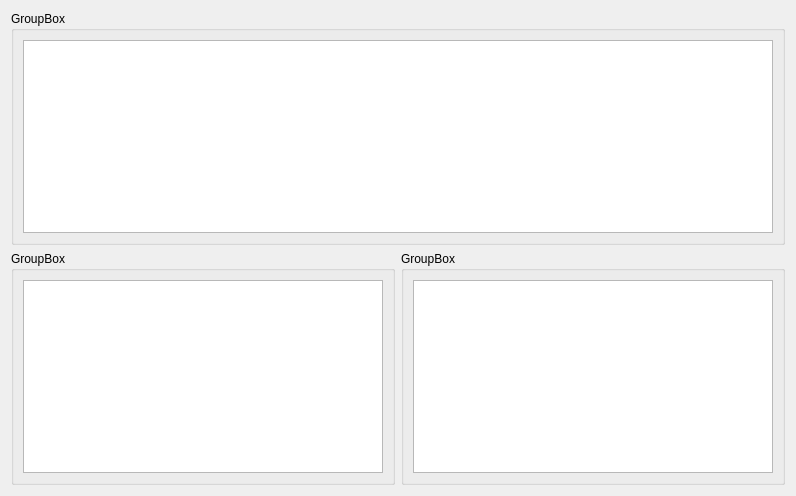
Before: the Qt Designer form invicoliqpyqt/view/table_siif.ui in fscorrales/invicoliqpyqt, drawn with Qt 5.
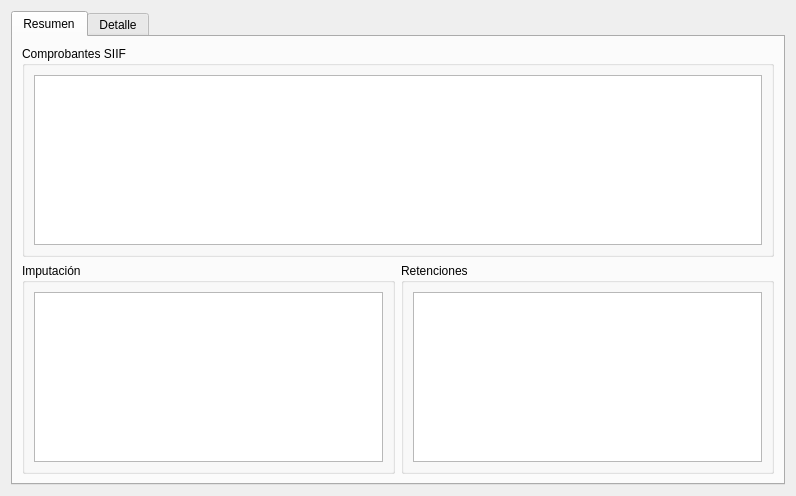
After: the same form once the commit is applied.

Commit message: feat: add tabpanel to table_siif window

Diff of the .ui file:
```diff
--- a/invicoliqpyqt/view/table_siif.ui
+++ b/invicoliqpyqt/view/table_siif.ui
@@ -14,7 +14,17 @@
    <string>Comprobantes SIIF</string>
   </property>
   <layout class="QGridLayout" name="gridLayout">
-   <item row="1" column="0">
+   <item row="0" column="0">
+    <widget class="QTabWidget" name="tab_siif">
+     <property name="currentIndex">
+      <number>0</number>
+     </property>
+     <widget class="QWidget" name="tab_comprobantes_siif">
+      <attribute name="title">
+       <string>Resumen</string>
+      </attribute>
+      <layout class="QGridLayout" name="gridLayout_5">
+       <item row="2" column="0">
     <widget class="QGroupBox" name="groupBox_2">
      <property name="sizePolicy">
       <sizepolicy hsizetype="Preferred" vsizetype="Preferred">
@@ -23,43 +33,57 @@
       </sizepolicy>
      </property>
      <property name="title">
-      <string>GroupBox</string>
+          <string>Imputación</string>
      </property>
      <layout class="QGridLayout" name="gridLayout_3">
       <item row="0" column="0">
-       <widget class="QTableView" name="table_imputaciones"/>
+           <widget class="QTableWidget" name="table_imputaciones"/>
       </item>
      </layout>
     </widget>
    </item>
-   <item row="0" column="0" colspan="2">
-    <widget class="QGroupBox" name="groupBox">
-     <property name="sizePolicy">
-      <sizepolicy hsizetype="Preferred" vsizetype="Preferred">
-       <horstretch>0</horstretch>
-       <verstretch>0</verstretch>
-      </sizepolicy>
-     </property>
-     <property name="title">
-      <string>GroupBox</string>
-     </property>
-     <layout class="QGridLayout" name="gridLayout_2">
-      <item row="0" column="0">
-       <widget class="QTableView" name="table_comprobantes"/>
-      </item>
-     </layout>
-    </widget>
-   </item>
-   <item row="1" column="1">
+       <item row="2" column="1">
     <widget class="QGroupBox" name="groupBox_3">
      <property name="title">
-      <string>GroupBox</string>
+          <string>Retenciones</string>
      </property>
      <layout class="QGridLayout" name="gridLayout_4">
       <item row="0" column="0">
        <widget class="QTableWidget" name="table_retenciones"/>
       </item>
      </layout>
+        </widget>
+       </item>
+       <item row="1" column="0" colspan="2">
+        <widget class="QGroupBox" name="groupBox">
+         <property name="sizePolicy">
+          <sizepolicy hsizetype="Preferred" vsizetype="Preferred">
+           <horstretch>0</horstretch>
+           <verstretch>0</verstretch>
+          </sizepolicy>
+         </property>
+         <property name="title">
+          <string>Comprobantes SIIF</string>
+         </property>
+         <layout class="QGridLayout" name="gridLayout_2">
+          <item row="0" column="0">
+           <widget class="QTableView" name="table_comprobantes"/>
+          </item>
+         </layout>
+        </widget>
+       </item>
+      </layout>
+     </widget>
+     <widget class="QWidget" name="tab_honorarios">
+      <attribute name="title">
+       <string>Detalle</string>
+      </attribute>
+      <layout class="QGridLayout" name="gridLayout_6">
+       <item row="0" column="0">
+        <widget class="QTableView" name="table_honorarios"/>
+       </item>
+      </layout>
+     </widget>
     </widget>
    </item>
   </layout>
```
Lines whose indentation alone changed are shown as unchanged. The commit also changes 3 other files.
